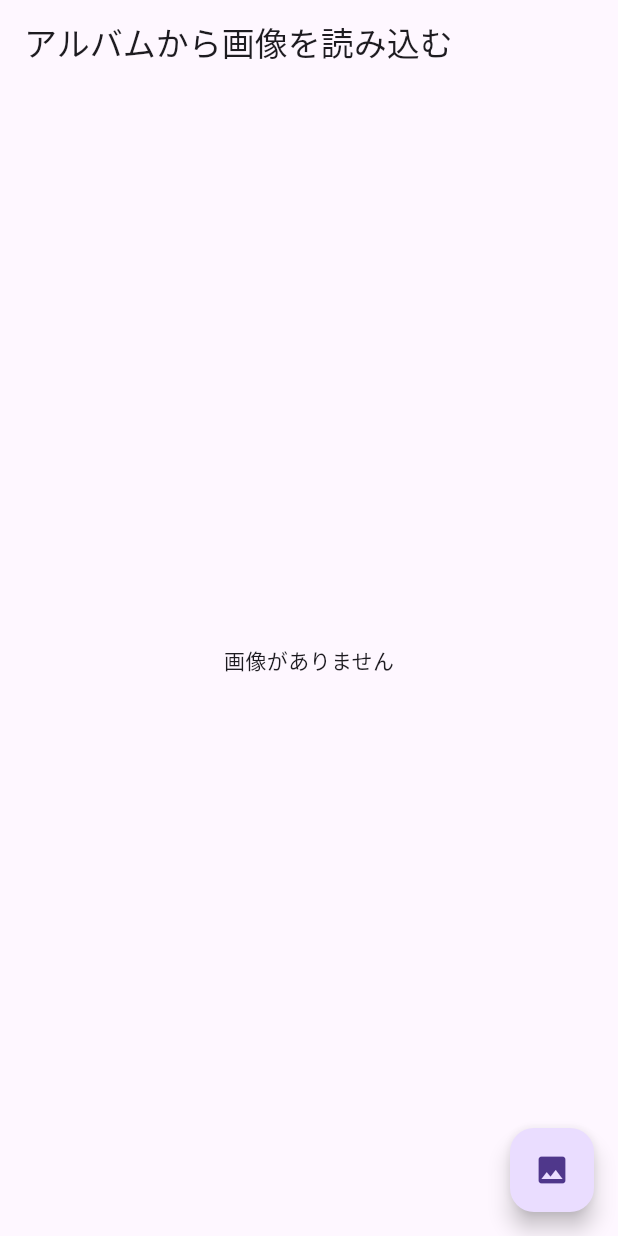
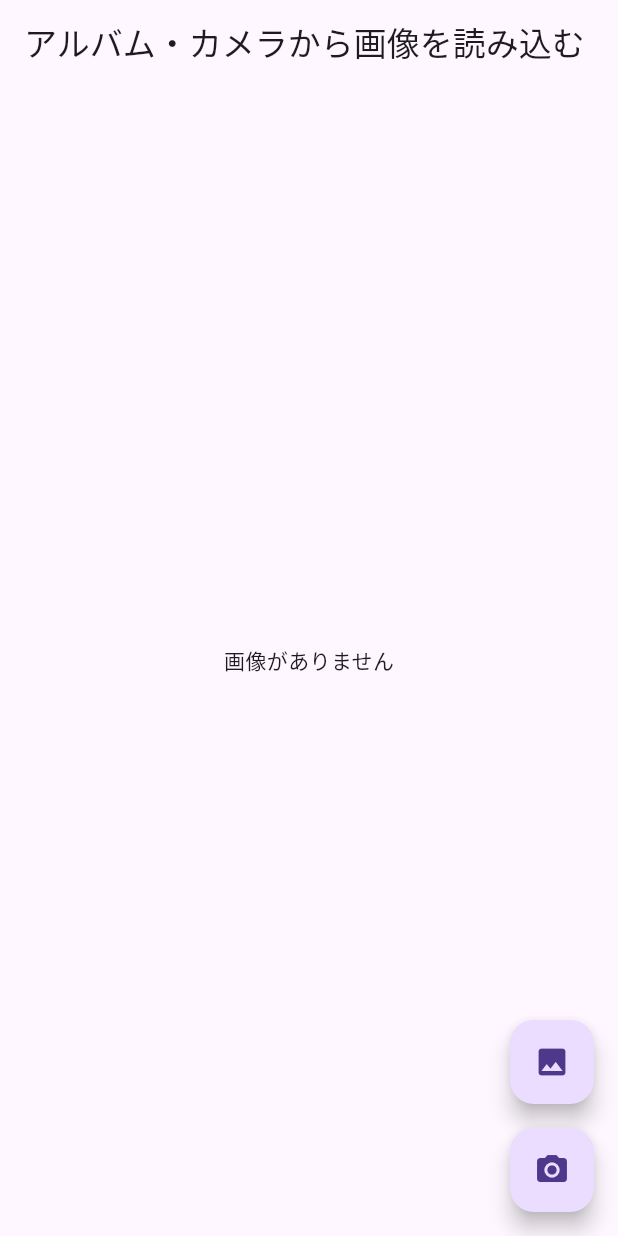
Before and after one commit to b1023213/zibunyou, a Flutter app: the screen it shows after launch, after a tap on the "photo" icon, on a phone screen of 412 x 824 dp. Run offline on Flutter 3.47's test engine with Material 3 defaults, Android fonts, the phone set to English and light mode, and no system bars; our stand-ins replace image_picker.

Commit message:
'コミット２'

```diff
--- a/lib/main.dart
+++ b/lib/main.dart
@@ -22,12 +22,22 @@ class MyHomePage extends StatefulWidget {
   _MyHomePageState createState() => _MyHomePageState();
 }
 
-class _MyHomePageState extends State {
+class _MyHomePageState extends State<MyHomePage> {
   File? image;
   final picker = ImagePicker();
 
-  Future getImage() async {
+  Future getImageFromGallery() async {
     final XFile? _image = await picker.pickImage(source: ImageSource.gallery);
+
+    setState(() {
+      if (_image != null) {
+        image = File(_image.path);
+      }
+    });
+  }
+
+  Future getImageFromCamera() async {
+    final XFile? _image = await picker.pickImage(source: ImageSource.camera);
 
     setState(() {
       if (_image != null) {
@@ -39,17 +49,33 @@ class _MyHomePageState extends State {
   @override
   Widget build(BuildContext context) {
     return Scaffold(
-      appBar: AppBar(title: const Text('アルバムから画像を読み込む')),
+      appBar: AppBar(title: const Text('アルバム・カメラから画像を読み込む')),
       body: Center(
         child: image == null
             ? const Text('画像がありません')
             : Image.file(image!, fit: BoxFit.cover),
       ),
-      floatingActionButton: FloatingActionButton(
-        onPressed: () async {
-          getImage();
-        },
-        child: const Icon(Icons.photo),
+      floatingActionButton: Column(
+        mainAxisAlignment: MainAxisAlignment.end,
+        children: [
+          FloatingActionButton(
+            heroTag: 'gallery',
+            onPressed: () async {
+              await getImageFromGallery();
+            },
+            child: const Icon(Icons.photo),
+            tooltip: 'アルバムから選択',
+          ),
+          const SizedBox(height: 16),
+          FloatingActionButton(
+            heroTag: 'camera',
+            onPressed: () async {
+              await getImageFromCamera();
+            },
+            child: const Icon(Icons.camera_alt),
+            tooltip: 'カメラで撮影',
+          ),
+        ],
       ),
     );
   }
```
